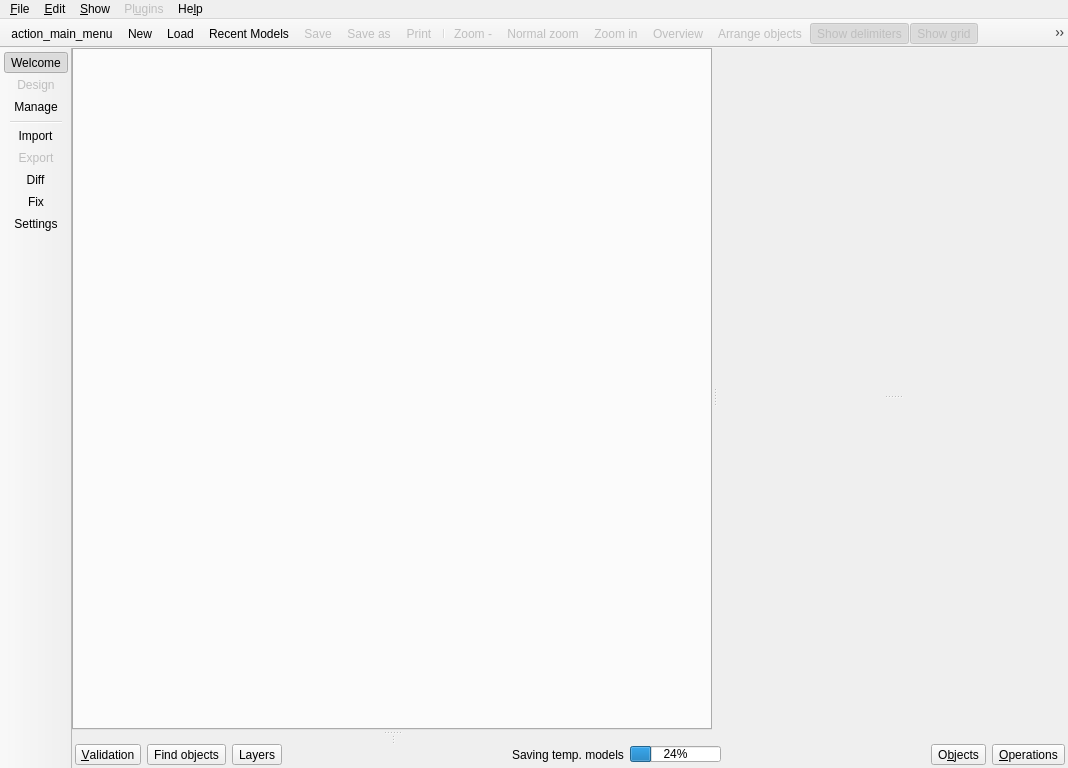
This is libpgmodeler_ui/ui/mainwindow.ui in pgmodeler/pgmodeler as Qt 5 draws it before an edit. The edited form follows.
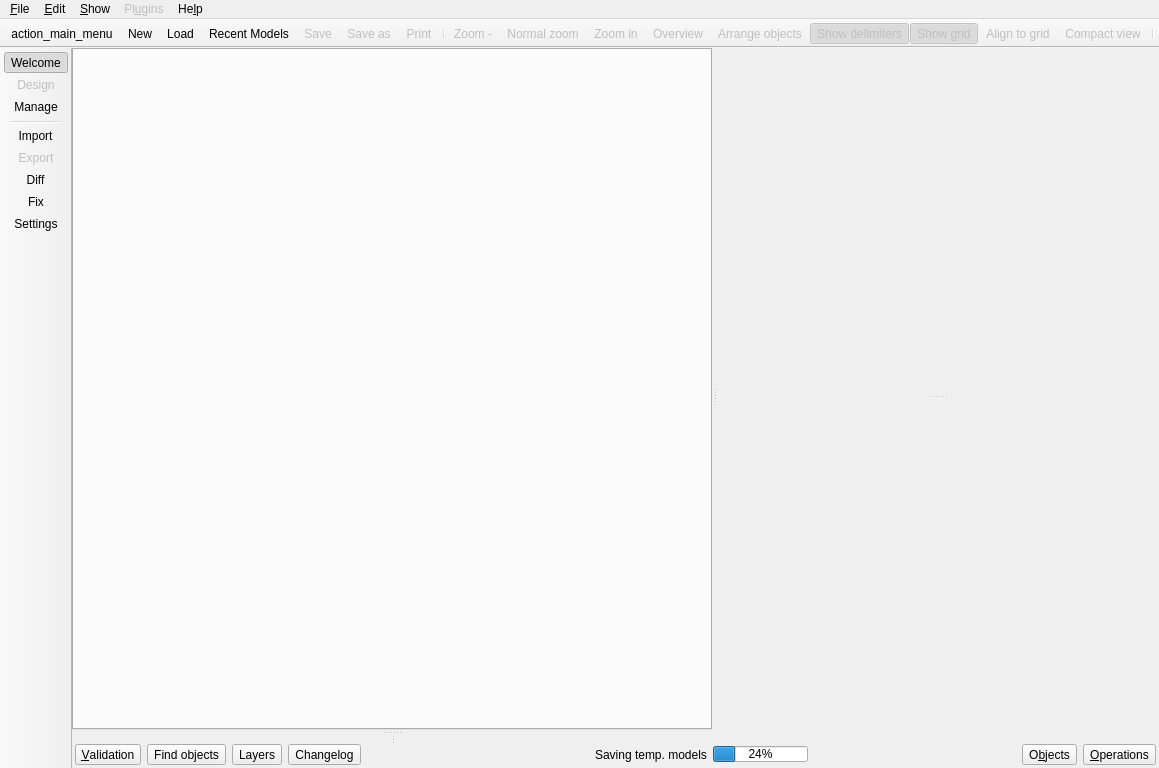
This is the edited form. The open tabs and pages were chosen to show the change. Icons and pictures are not drawn.

Commit message: Added the widget called ChangelogWidget to control the changelog settings in design view (WIP)

```diff
--- a/libpgmodeler_ui/ui/mainwindow.ui
+++ b/libpgmodeler_ui/ui/mainwindow.ui
@@ -9,7 +9,7 @@
    <rect>
     <x>0</x>
     <y>0</y>
-    <width>1068</width>
+    <width>1159</width>
     <height>768</height>
    </rect>
   </property>
@@ -504,6 +504,44 @@
                  </property>
                 </widget>
                </item>
+               <item>
+                <widget class="QToolButton" name="changelog_btn">
+                 <property name="sizePolicy">
+                  <sizepolicy hsizetype="Preferred" vsizetype="Preferred">
+                   <horstretch>0</horstretch>
+                   <verstretch>0</verstretch>
+                  </sizepolicy>
+                 </property>
+                 <property name="toolTip">
+                  <string>Handle the changelog settings</string>
+                 </property>
+                 <property name="text">
+                  <string>Changelog</string>
+                 </property>
+                 <property name="icon">
+                  <iconset resource="../res/resources.qrc">
+                   <normaloff>:/icones/icones/changelog.png</normaloff>:/icones/icones/changelog.png</iconset>
+                 </property>
+                 <property name="iconSize">
+                  <size>
+                   <width>22</width>
+                   <height>22</height>
+                  </size>
+                 </property>
+                 <property name="checkable">
+                  <bool>true</bool>
+                 </property>
+                 <property name="popupMode">
+                  <enum>QToolButton::DelayedPopup</enum>
+                 </property>
+                 <property name="toolButtonStyle">
+                  <enum>Qt::ToolButtonTextBesideIcon</enum>
+                 </property>
+                 <property name="autoRaise">
+                  <bool>false</bool>
+                 </property>
+                </widget>
+               </item>
               </layout>
              </item>
              <item row="0" column="4">
@@ -522,7 +560,7 @@
              <item row="0" column="13">
               <layout class="QHBoxLayout" name="vert_wgts_btns_layout">
                <property name="spacing">
-                <number>0</number>
+                <number>6</number>
                </property>
                <property name="rightMargin">
                 <number>3</number>
@@ -568,22 +606,6 @@
                  </property>
                 </widget>
                </item>
-               <item>
-                <spacer name="horizontalSpacer_3">
-                 <property name="orientation">
-                  <enum>Qt::Horizontal</enum>
-                 </property>
-                 <property name="sizeType">
-                  <enum>QSizePolicy::Fixed</enum>
-                 </property>
-                 <property name="sizeHint" stdset="0">
-                  <size>
-                   <width>6</width>
-                   <height>20</height>
-                  </size>
-                 </property>
-                </spacer>
-               </item>
                <item>
                 <widget class="QToolButton" name="operations_btn">
                  <property name="sizePolicy">
@@ -724,7 +746,7 @@
     <rect>
      <x>0</x>
      <y>0</y>
-     <width>1068</width>
+     <width>1159</width>
      <height>29</height>
     </rect>
    </property>
```
Left out of the diff: 4 changed lines with no effect on the pictures. The commit also changes 10 other files.
